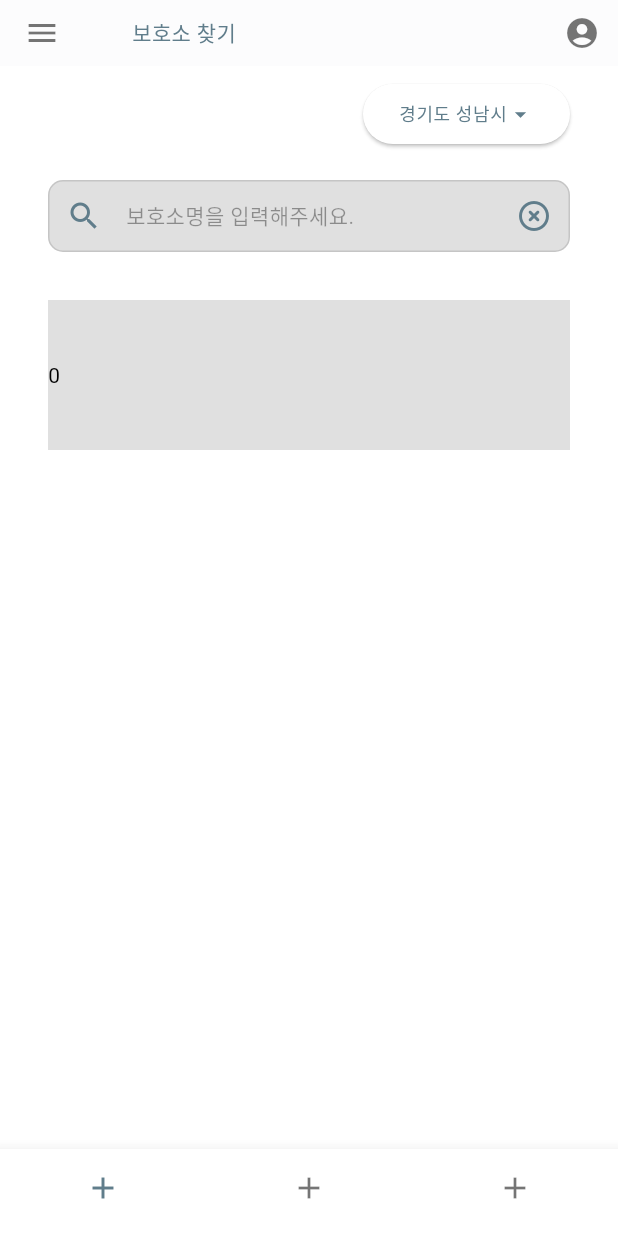
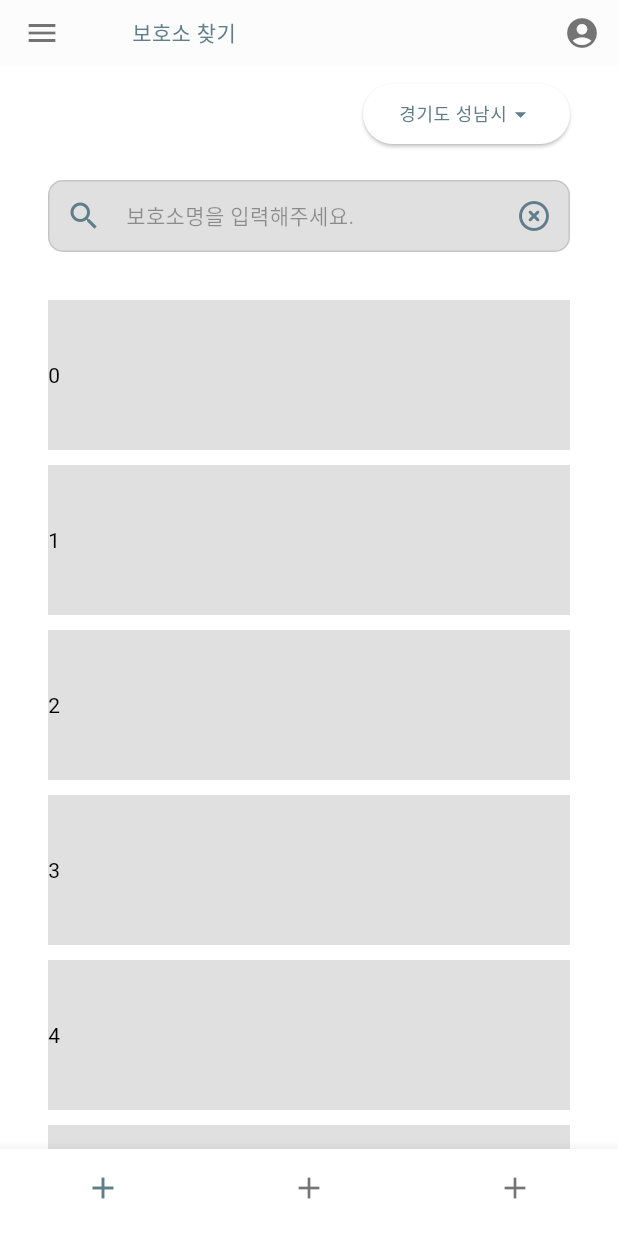
Before and after one commit to mysend12/kkaebom, a Flutter app: the screen it shows after launch, on a phone screen of 412 x 824 dp. Run offline on Flutter 3.47's test engine with Material 2 defaults, Android fonts, the phone set to English and light mode, and no system bars; drawn by our look-alikes of dynamic_color; our stand-ins replace drift, firebase_analytics, firebase_core, firebase_remote_config; missing offline and left inert: event_hub; accounts and stored records are empty; generated files the repository leaves out were written again.

Commit message:
feat: ShelterCardContainer를 ShelterCardList로 변경 및 높이 설정

```diff
--- a/lib/ui/view/home/home.dart
+++ b/lib/ui/view/home/home.dart
@@ -29,7 +29,7 @@ class _HomeState extends State<Home> {
                 SizedBox(height: 20),
                 ShelterSearchBar(),
                 SizedBox(height: 32),
-                ShelterCardContainer(),
+                ShelterCardList(),
               ],
             ),
           ),
--- a/lib/ui/view/home/shelter_card_container.dart
+++ b/lib/ui/view/home/shelter_card_container.dart
@@ -1,13 +1,38 @@
 import 'package:flutter/material.dart';
+import 'package:kkaebom/ui/shared/widget/kkaebom_navigation_bar.dart';
 import 'package:kkaebom/ui/view/home/widget/shelter_card.dart';
 
-class ShelterCardContainer extends StatelessWidget {
-  const ShelterCardContainer({Key? key}) : super(key: key);
+class ShelterCardList extends StatefulWidget {
+  const ShelterCardList({Key? key}) : super(key: key);
+
+  @override
+  State<ShelterCardList> createState() => _ShelterCardListState();
+}
+
+class _ShelterCardListState extends State<ShelterCardList> {
+  final GlobalKey _key = GlobalKey();
+  double _height = 0;
+
+  @override
+  void initState() {
+    super.initState();
+    WidgetsBinding.instance.addPostFrameCallback(_setHeight);
+  }
+
+  void _setHeight(_) {
+    final renderBox = _key.currentContext?.findRenderObject() as RenderBox;
+    setState(() {
+      _height = MediaQuery.of(context).size.height -
+          renderBox.localToGlobal(Offset.zero).dy -
+          KkaebomNavigationBar.height;
+    });
+  }
 
   @override
   Widget build(BuildContext context) {
     return SizedBox(
-      height: 100,
+      key: _key,
+      height: _height,
       child: ListView.builder(
         itemBuilder: (_, index) {
           return ShelterCard(
```
Also changed, not shown: lib/main2.dart (+5 -5 lines).
